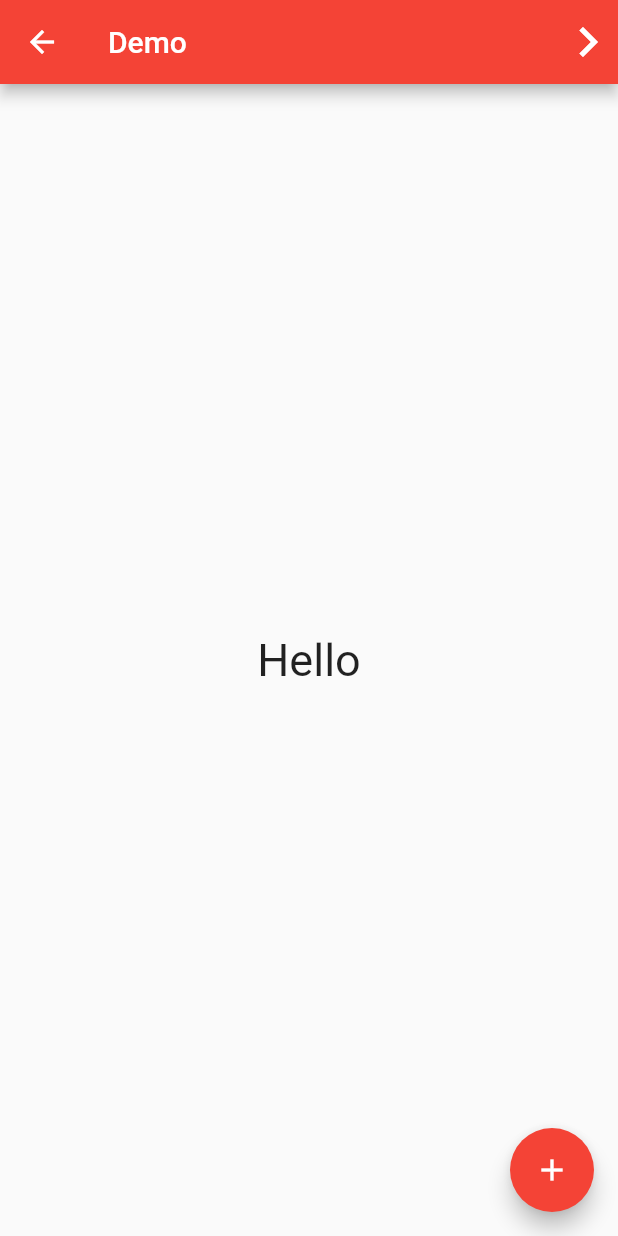
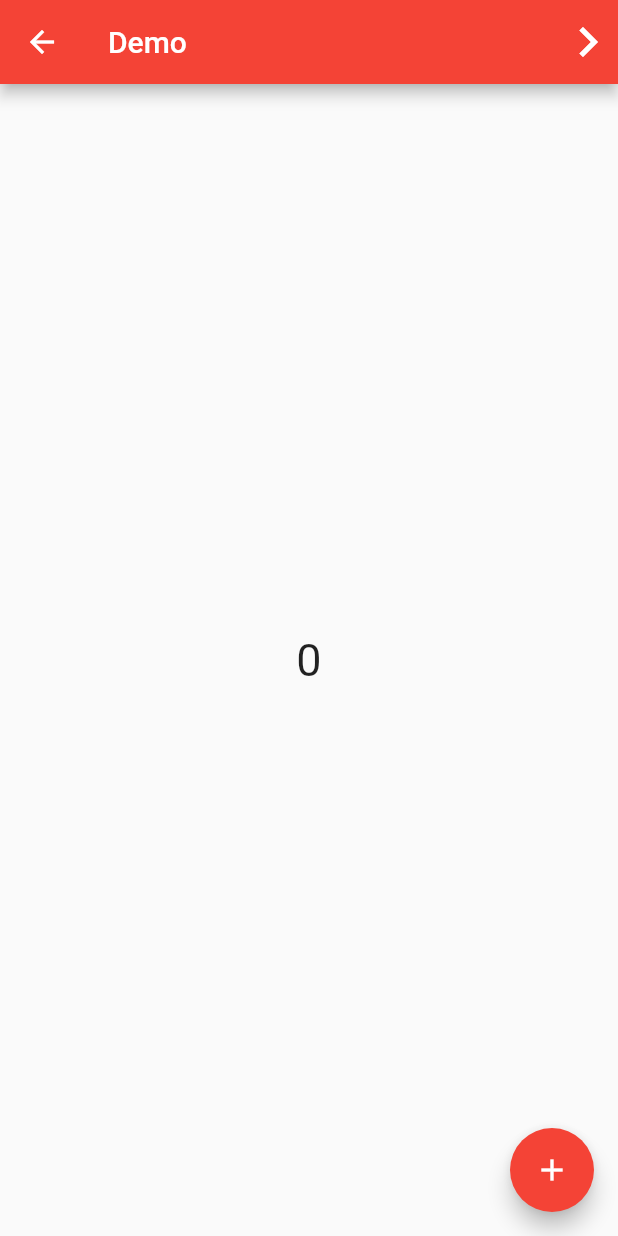
Before and after one commit to rahapal/ProviderStateManagement, a Flutter app: the ThemeScreen screen opened directly, after a tap on the "navigate next" icon, on a phone screen of 412 x 824 dp. Run offline on Flutter 3.47's test engine with Material 2 defaults, Android fonts, the phone set to English and light mode, and no system bars.

Commit message:
Made stateless widget as stateful

```diff
--- a/lib/ScreenUsingProvider/Making_stateless_as_stateful.dart
+++ b/lib/ScreenUsingProvider/Making_stateless_as_stateful.dart
@@ -1,8 +1,10 @@
+import 'package:flutter/foundation.dart';
 import 'package:flutter/material.dart';
 
 class DemoPage extends StatelessWidget {
-  const DemoPage({super.key});
+  DemoPage({super.key});
 
+  ValueNotifier<int> _counter = ValueNotifier<int>(0);
   @override
   Widget build(BuildContext context) {
     return Scaffold(
@@ -16,15 +18,22 @@ class DemoPage extends StatelessWidget {
         ),
       ]),
       body: Center(
-        child: Text(
-          'Hello',
-          style: TextStyle(
-            fontSize: 30,
-          ),
+        child: ValueListenableBuilder(
+          valueListenable: _counter,
+          builder: (context, value, child) {
+            return Text(
+              _counter.value.toString(),
+              style: TextStyle(
+                fontSize: 30,
+              ),
+            );
+          },
         ),
       ),
       floatingActionButton: FloatingActionButton(
-        onPressed: () {},
+        onPressed: () {
+          _counter.value++;
+        },
         child: Icon(Icons.add),
       ),
     );
--- a/lib/ScreenUsingProvider/Theme_with_provider.dart
+++ b/lib/ScreenUsingProvider/Theme_with_provider.dart
@@ -23,7 +23,7 @@ class _ThemeScreenState extends State<ThemeScreen> {
               Navigator.push(
                 context,
                 MaterialPageRoute(
-                  builder: (context) => const DemoPage(),
+                  builder: (context) => DemoPage(),
                 ),
               );
             },
```
